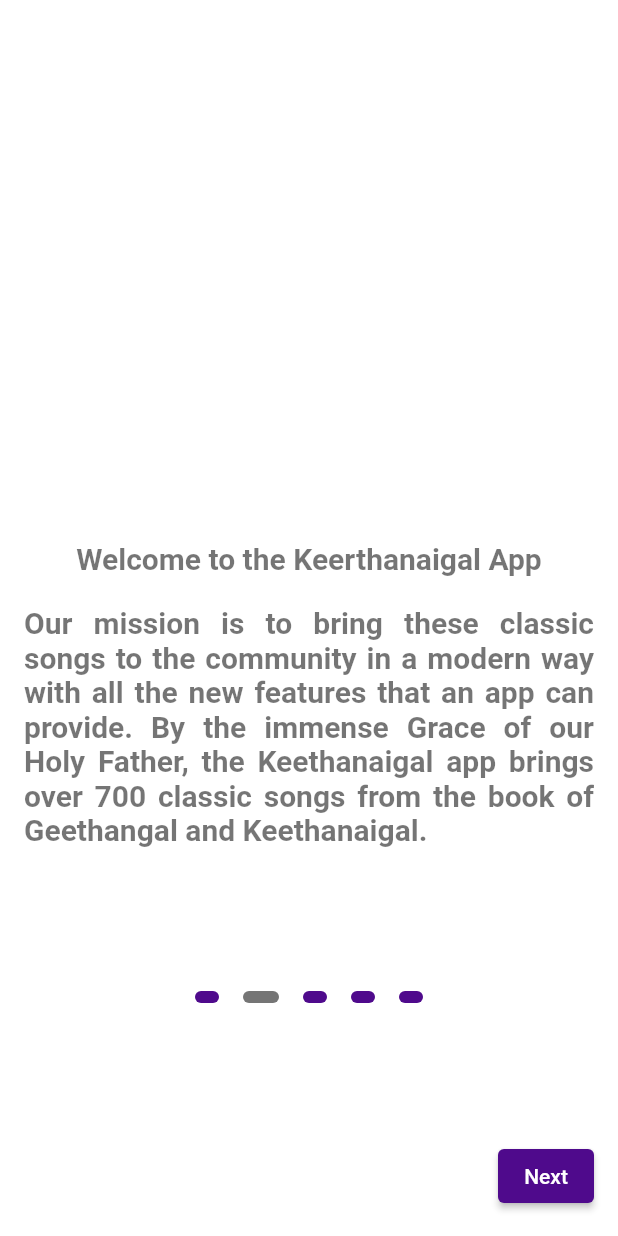
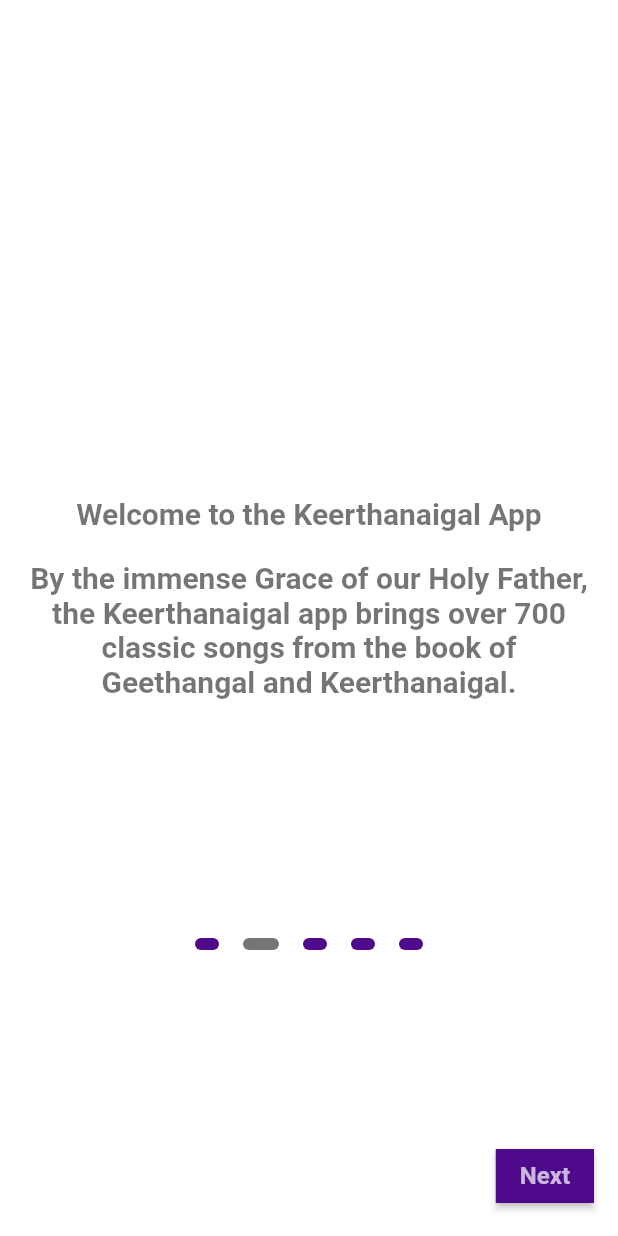
Before and after one commit to freddypaulz/keerthanaigal, a Flutter app: the screen it shows after launch, after a tap on "Next", on a phone screen of 412 x 824 dp. Run offline on Flutter 3.47's test engine with Material 2 defaults, Android fonts, the phone set to English and light mode, and no system bars; our stand-ins replace flutter_riverpod, rive, shared_preferences.

Commit message:
onboarding animations and Bug fixes

```diff
--- a/lib/app.dart
+++ b/lib/app.dart
@@ -1,6 +1,8 @@
 import 'package:flutter/material.dart';
 import 'package:flutter/services.dart';
 import 'package:flutter_riverpod/flutter_riverpod.dart';
+import 'package:keerthanaigal/pages/main/index.dart';
+import 'package:keerthanaigal/pages/onboarding/index.dart';
 import 'package:keerthanaigal/providers/ui_provider.dart';
 
 import 'routes.dart';
@@ -34,14 +36,14 @@
           bodyText1: TextStyle(color: Colors.white70),
           bodyText2: TextStyle(color: Colors.white54),
         ),
+        fontFamily: 'SourceSansPro',
       ),
       themeMode: uiProviderData.theme == 2
           ? ThemeMode.system
           : uiProviderData.theme == 1
               ? ThemeMode.dark
               : ThemeMode.light,
-      initialRoute:
-          firstTimeVisit == true ? Routes.onboardingPage : Routes.mainPage,
+      home: firstTimeVisit == true ? OnBoarding() : MainPage(),
       onGenerateRoute: Routes.generateRoutes,
       debugShowCheckedModeBanner: false,
     );
--- a/lib/pages/favorites/index.dart
+++ b/lib/pages/favorites/index.dart
@@ -65,6 +65,9 @@
                     style: TextStyle(
                       color: Theme.of(context).textTheme.bodyText1?.color,
                       fontSize: uiProviderData.fontSize,
+                      fontFamily: uiProviderData.language == 0
+                          ? 'Arima'
+                          : 'SourceSansPro',
                     ),
                   ),
                 ),
--- a/lib/pages/home/index.dart
+++ b/lib/pages/home/index.dart
@@ -52,6 +52,9 @@
                     style: TextStyle(
                       color: Theme.of(context).textTheme.bodyText1?.color,
                       fontSize: uiProviderData.fontSize,
+                      fontFamily: uiProviderData.language == 0
+                          ? 'Arima'
+                          : 'SourceSansPro',
                     ),
                   ),
                 ),
--- a/lib/pages/onboarding/index.dart
+++ b/lib/pages/onboarding/index.dart
@@ -4,173 +4,10 @@
 import 'package:keerthanaigal/pages/main/index.dart';
 import 'package:keerthanaigal/pages/settings/widgets/fontSizeSlider.dart';
 import 'package:keerthanaigal/pages/settings/widgets/themeToggle.dart';
-import 'package:keerthanaigal/providers/ui_provider.dart';
 import 'package:keerthanaigal/utilities/customPageViewScrollPhysics.dart';
 import 'package:keerthanaigal/widgets/RiveAnimation.dart';
 import 'package:keerthanaigal/widgets/languageDropdownWidget.dart';
 import '../../utilities/firstTimeVisitChecker.dart';
-
-class OnBoarding extends StatefulWidget {
-  @override
-  _OnBoardingState createState() => _OnBoardingState();
-}
-
-class _OnBoardingState extends State<OnBoarding> {
-  final FirstTimeVisitChecker visit = FirstTimeVisitChecker();
-
-  var _controller = new PageController(initialPage: 0);
-  int _numPages = 5;
-  int _currentPage = 0;
-  double _opacity = 0;
-
-  List<Widget> _buildPageIndicator() {
-    List<Widget> list = [];
-    for (int i = 0; i < _numPages; i++) {
-      list.add(i == _currentPage ? _indicator(true) : _indicator(false));
-    }
-    return list;
-  }
-
-  Widget _indicator(bool isActive) {
-    return AnimatedContainer(
-      duration: Duration(milliseconds: 150),
-      margin: EdgeInsets.symmetric(horizontal: 8.0),
-      height: 8.0,
-      width: isActive ? 24.0 : 16.0,
-      decoration: BoxDecoration(
-        color: isActive
-            ? Theme.of(context).textTheme.bodyText1?.color
-            : Theme.of(context).accentColor,
-        borderRadius: BorderRadius.all(Radius.circular(12)),
-      ),
-    );
-  }
-
-  void initState() {
-    super.initState();
-    WidgetsBinding.instance?.addPostFrameCallback((_) {
-      setState(() {
-        _opacity = 1;
-      });
-    });
-  }
-
-  @override
-  Widget build(BuildContext context) {
-    return Layout(
-      body: Column(
-        children: [
-          Container(
-            width: double.infinity,
-            decoration: BoxDecoration(
-              color: Theme.of(context).primaryColor,
-            ),
-            child: Column(
-              children: [
-                SizedBox(
-                  height: 50,
-                ),
-                Container(
-                  height: MediaQuery.of(context).size.height / 3,
-                  width: 300,
-                  child: RiveAnimation(
-                    riveFileName: 'assets/flare/book_open.riv',
-                    animationName: 'Book open',
-                    secondAnimationName: 'Cross hover',
-                  ),
-                ),
-                SizedBox(
-                  height: 20,
-                ),
-                Container(
-                  height: 300,
-                  child: NotificationListener<OverscrollIndicatorNotification>(
-                    onNotification: (overscroll) {
-                      overscroll.disallowGlow();
-                      return true;
-                    },
-                    child: PageView(
-                        onPageChanged: (int page) {
-                          setState(() {
-                            _currentPage = page;
-                          });
-                        },
-                        controller: _controller,
-                        physics: CustomPageViewScrollPhysics(),
-                        children: [
-                          AnimatedOpacity(
-                            opacity: _opacity,
-                            duration: Duration(
-                              milliseconds: 4000,
-                            ),
-                            child: VerseScreen(),
-                          ),
-                          AboutScreen(),
-                          LanguageScreen(),
-                          FontSizeScreen(),
-                          ThemeScreen(),
-                        ]),
-                  ),
-                ),
-              ],
-            ),
-          ),
-          Row(
-            mainAxisAlignment: MainAxisAlignment.center,
-            children: _buildPageIndicator(),
-          ),
-          Consumer(
-            builder: (context, watch, child) {
-              return Expanded(
-                flex: 1,
-                child: Align(
-                  alignment: Alignment.bottomRight,
-                  child: ElevatedButton(
-                    style: ButtonStyle(
-                      backgroundColor: MaterialStateProperty.resolveWith<Color>(
-                        (Set<MaterialState> states) {
-                          if (states.contains(MaterialState.pressed))
-                            return Theme.of(context).primaryColor;
-                          return Theme.of(context).accentColor;
-                        },
-                      ),
-                    ),
-                    onPressed: () {
-                      if (_currentPage == 3) {
-                        double value =
-                            context.read(UiProvider).getTempFontSize();
-                        context.read(UiProvider).changeFontSize(value);
-                      }
-                      if (_currentPage == _numPages - 1) {
-                        visit.changeFirstTime();
-                        Navigator.pushReplacement(
-                          context,
-                          MaterialPageRoute(
-                            builder: (context) => MainPage(),
-                          ),
-                        );
-                      }
-                      _controller.nextPage(
-                        duration: Duration(milliseconds: 300),
-                        curve: Curves.ease,
-                      );
-                    },
-                    child: Text(
-                      _currentPage != _numPages - 1 ? 'Next' : 'Finish',
-                      style: TextStyle(
-                        color: Colors.white,
-                      ),
-                    ),
-                  ),
-                ),
-              );
-            },
-          )
-        ],
-      ),
-    );
-  }
-}
 
 class VerseScreen extends StatelessWidget {
   const VerseScreen({
@@ -229,15 +66,16 @@
           height: 20,
         ),
         Container(
-          width: 500,
+          width: MediaQuery.of(context).size.width,
           child: Text(
-            'Our mission is to bring these classic songs to the community in a modern way with all the new features that an app can provide. By the immense Grace of our Holy Father, the Keethanaigal app brings over 700 classic songs from the book of Geethangal and Keethanaigal.',
+            'By the immense Grace of our Holy Father, the Keerthanaigal app brings over 700 classic songs from the book of Geethangal and Keerthanaigal.',
+            // 'Our mission is to bring these classic songs to the community in a modern way with all the new features that an app can provide. By the immense Grace of our Holy Father, the Keethanaigal app brings over 700 classic songs from the book of Geethangal and Keethanaigal.',
             style: TextStyle(
               color: Theme.of(context).textTheme.bodyText1!.color,
               fontSize: 20,
               fontWeight: FontWeight.bold,
             ),
-            textAlign: TextAlign.justify,
+            textAlign: TextAlign.center,
           ),
         ),
       ],
@@ -268,7 +106,9 @@
         ),
         Container(
           width: 280,
-          child: LanguageDropdownWidget(underline: true),
+          child: LanguageDropdownWidget(
+            underline: true,
+          ),
         )
       ],
     );
@@ -323,9 +163,6 @@
           ),
           textAlign: TextAlign.center,
         ),
-        SizedBox(
-          height: 20,
-        ),
         Container(
           width: 280,
           child: ThemeToggle(),
@@ -334,3 +171,201 @@
     );
   }
 }
+
+class OnBoarding extends StatefulWidget {
+  @override
+  _OnBoardingState createState() => _OnBoardingState();
+}
+
+class _OnBoardingState extends State<OnBoarding> {
+  final FirstTimeVisitChecker visit = FirstTimeVisitChecker();
+
+  var _controller = new PageController(initialPage: 0);
+  int _numPages = 5;
+  int _currentPage = 0;
+  double _opacity = 0;
+  Widget? _actionButton;
+
+  _handleShapeChange(String value) {
+    setState(() {
+      _actionButton = value == 'rectangle' ? rectangleButton() : roundButton();
+    });
+  }
+
+  List<Widget> _buildPageIndicator() {
+    List<Widget> list = [];
+    for (int i = 0; i < _numPages; i++) {
+      list.add(i == _currentPage ? _indicator(true) : _indicator(false));
+    }
+    return list;
+  }
+
+  Widget _indicator(bool isActive) {
+    return AnimatedContainer(
+      duration: Duration(milliseconds: 150),
+      margin: EdgeInsets.symmetric(horizontal: 8.0),
+      height: 8.0,
+      width: isActive ? 24.0 : 16.0,
+      decoration: BoxDecoration(
+        color: isActive
+            ? Theme.of(context).textTheme.bodyText1?.color
+            : Theme.of(context).accentColor,
+        borderRadius: BorderRadius.all(Radius.circular(12)),
+      ),
+    );
+  }
+
+  _handleNext() {
+    if (_currentPage == _numPages - 1) {
+      visit.changeFirstTime();
+      Navigator.pushReplacement(
+        context,
+        MaterialPageRoute(
+          builder: (context) => MainPage(),
+        ),
+      );
+    }
+    _controller.nextPage(
+      duration: Duration(milliseconds: 300),
+      curve: Curves.ease,
+    );
+  }
+
+  void initState() {
+    super.initState();
+
+    WidgetsBinding.instance?.addPostFrameCallback((_) {
+      setState(() {
+        _opacity = 1;
+        _actionButton = rectangleButton();
+      });
+    });
+  }
+
+  @override
+  Widget build(BuildContext context) {
+    return Layout(
+      body: Column(
+        children: [
+          Container(
+            width: double.infinity,
+            decoration: BoxDecoration(
+              color: Theme.of(context).primaryColor,
+            ),
+            child: Column(
+              children: [
+                SizedBox(
+                  height: 20,
+                ),
+                Container(
+                  height: MediaQuery.of(context).size.height / 3,
+                  width: (MediaQuery.of(context).size.width / 4) * 3,
+                  child: RiveAnimation(
+                    riveFileName: 'assets/flare/book_open.riv',
+                    animationName: 'Book open',
+                    secondAnimationName: 'Cross hover',
+                  ),
+                ),
+                SizedBox(
+                  height: 20,
+                ),
+                Container(
+                  height: MediaQuery.of(context).size.height / 3,
+                  child: NotificationListener<OverscrollIndicatorNotification>(
+                    onNotification: (overscroll) {
+                      overscroll.disallowGlow();
+                      return true;
+                    },
+                    child: PageView(
+                        onPageChanged: (int page) {
+                          setState(() {
+                            _currentPage = page;
+                          });
+                          _currentPage != _numPages - 1
+                              ? _handleShapeChange('rectangle')
+                              : _handleShapeChange('circle');
+                        },
+                        controller: _controller,
+                        physics: CustomPageViewScrollPhysics(),
+                        children: [
+                          AnimatedOpacity(
+                            opacity: _opacity,
+                            duration: Duration(
+                              milliseconds: 4000,
+                            ),
+                            child: VerseScreen(),
+                          ),
+                          AboutScreen(),
+                          LanguageScreen(),
+                          FontSizeScreen(),
+                          ThemeScreen(),
+                        ]),
+                  ),
+                ),
+              ],
+            ),
+          ),
+          SizedBox(height: 20),
+          Row(
+            mainAxisAlignment: MainAxisAlignment.center,
+            children: _buildPageIndicator(),
+          ),
+          Consumer(
+            builder: (context, watch, child) {
+              return Expanded(
+                flex: 1,
+                child: Align(
+                  alignment: Alignment.bottomRight,
+                  child: AnimatedSwitcher(
+                    duration: Duration(milliseconds: 300),
+                    child: _actionButton,
+                    transitionBuilder:
+                        (Widget child, Animation<double> animation) {
+                      return ScaleTransition(
+                        scale: animation,
+                        child: child,
+                      );
+                    },
+                  ),
+                ),
+              );
+            },
+          )
+        ],
+      ),
+    );
+  }
+
+  Widget rectangleButton() {
+    return ElevatedButton(
+      key: Key('1'),
+      style: ElevatedButton.styleFrom(
+          shape: ContinuousRectangleBorder(),
+          primary: Theme.of(context).accentColor,
+          onPrimary: Colors.white70,
+          textStyle: TextStyle(
+            fontSize: 16,
+            fontWeight: FontWeight.bold,
+          )),
+      onPressed: _handleNext,
+      child: Text('Next'),
+    );
+  }
+
+  Widget roundButton() {
+    return ElevatedButton(
+      key: Key('2'),
+      style: ElevatedButton.styleFrom(
+        shape: CircleBorder(),
+        primary: Theme.of(context).accentColor,
+        onPrimary: Colors.white70,
+        padding: EdgeInsets.all(10),
+      ),
+      onPressed: _handleNext,
+      child: Icon(
+        Icons.keyboard_arrow_right_rounded,
+        size: 30,
+      ),
+    );
+  }
+}
--- a/lib/pages/search/index.dart
+++ b/lib/pages/search/index.dart
@@ -131,6 +131,9 @@
                                       .bodyText1
                                       ?.color,
                                   fontSize: uiProviderData.fontSize,
+                                  fontFamily: uiProviderData.language == 0
+                                      ? 'Arima'
+                                      : 'SourceSansPro',
                                 ),
                               ),
                             ),
--- a/lib/pages/songView/index.dart
+++ b/lib/pages/songView/index.dart
@@ -39,7 +39,13 @@
             Row(
               mainAxisAlignment: MainAxisAlignment.spaceBetween,
               children: [
-                TextWidget('Song: ${songs[index].number}'),
+                Text(
+                  'Song: ${songs[index].number}',
+                  style: TextStyle(
+                    color: Theme.of(context).textTheme.bodyText1?.color,
+                    fontSize: 18,
+                  ),
+                ),
                 Card(
                   elevation: 0,
                   color: Theme.of(context).primaryColor,
--- a/lib/widgets/TextWidget.dart
+++ b/lib/widgets/TextWidget.dart
@@ -13,6 +13,7 @@
       style: TextStyle(
         color: Theme.of(context).textTheme.bodyText1?.color,
         fontSize: uiProviderData.fontSize,
+        fontFamily: uiProviderData.language == 0 ? 'Arima' : 'SourceSansPro',
       ),
       textAlign: TextAlign.center,
     );
```
Also changed, not shown: pubspec.yaml (+9 -13 lines), assets/fonts/ArimaMadurai-Regular.ttf (added), assets/fonts/SourceSansPro-Bold.ttf (added), assets/fonts/SourceSansPro-Regular.ttf (added).
